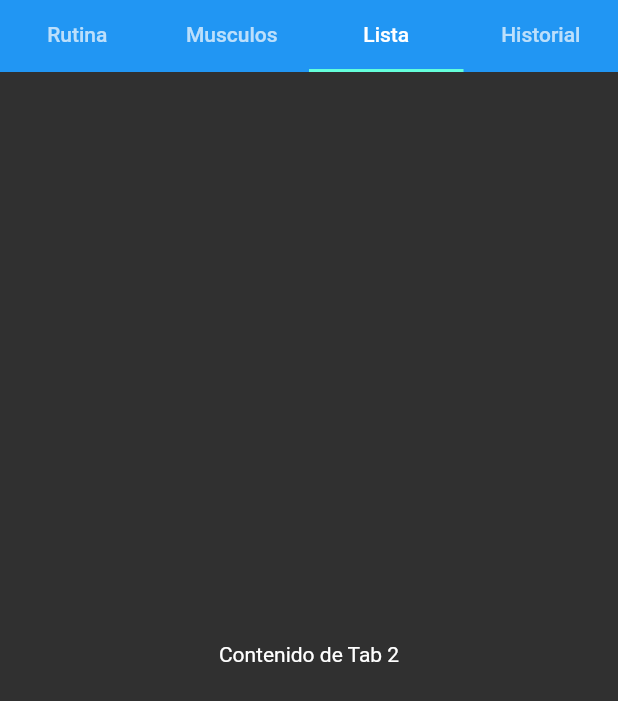
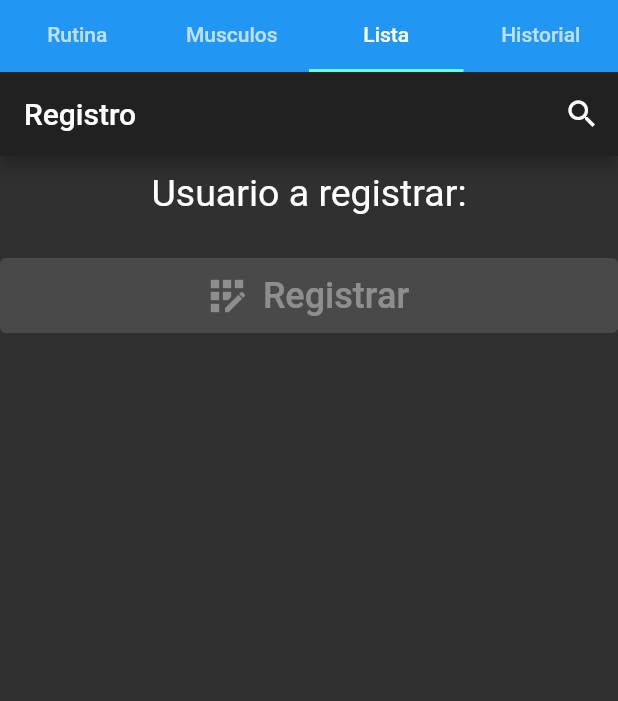
Before and after one commit to Shuy935/gym_h, a Flutter app: the TabBarH screen opened directly, tab 3 chosen, on a phone screen of 412 x 824 dp. Shown: the top 701 px of the screen. Run offline on Flutter 3.47's test engine with Material 2 defaults, Android fonts, the phone set to English and light mode, and no system bars; drawn by our look-alikes of easy_search_bar; our stand-ins replace email_validator, firebase_auth, firebase_core; accounts and stored records are empty.

Commit message:
Avance registro dueño

```diff
--- a/lib/screens/Interfaces.dart
+++ b/lib/screens/Interfaces.dart
@@ -11,7 +11,8 @@ class Interfaces extends StatelessWidget {
     return Scaffold(
       body: Stack(
   children: [
-    TabBarH(),ConsejosB(), // Utiliza tu widget personalizado ConsejosB aquí
+    TabBarH(),
+    //ConsejosB(),
   ],
 ),
 
--- /dev/null
+++ b/lib/widget/Buscador.dart
@@ -0,0 +1,60 @@
+import 'package:easy_search_bar/easy_search_bar.dart';
+import 'package:flutter/material.dart';
+
+class ListaU extends StatefulWidget {
+  ListaU({Key? key}) : super(key: key);
+
+  @override
+  _ListaUState createState() => _ListaUState();
+}
+
+class _ListaUState extends State<ListaU> {
+  final List<String> _suggestions = [
+    'Puto programa de cagada',
+    'Ya me tiene hasta la madre',
+    'Aqui ira el get de los usuarios',
+  ];
+  String Usuario = '';
+  String searchValue = '';
+
+  @override
+  Widget build(BuildContext context) {
+    return Scaffold(
+      appBar: EasySearchBar(
+        title: const Text('Registro'),
+        suggestions: _suggestions,
+        onSearch: (value) {
+          setState(() {
+            searchValue = value;
+          });
+        },
+        onSuggestionTap: (item) {
+          Usuario = searchValue;
+        },
+      ),
+      body: Column(
+        children: [
+          Container(height: 10),
+          Text(
+            'Usuario a registrar:\n$Usuario',
+            style: TextStyle(fontSize: 25),
+          ),
+          ElevatedButton.icon(
+            style: ElevatedButton.styleFrom(
+              backgroundColor: Colors.transparent,
+              minimumSize: Size.fromHeight(50),
+            ),
+            icon: Icon(Icons.app_registration, size: 32),
+            label: Text(
+              'Registrar',
+              style: TextStyle(fontSize: 24),
+            ),
+            onPressed: null
+            //se supone que aqui ira el get con el valor de Usuario
+            ,
+          ),
+        ],
+      ),
+    );
+  }
+}
--- a/lib/widget/tapbar.dart
+++ b/lib/widget/tapbar.dart
@@ -1,5 +1,5 @@
 import 'package:flutter/material.dart';
-import 'package:gym_h/widget/consejos.dart';
+import 'package:gym_h/widget/Buscador.dart';
 
 class TabBarH extends StatelessWidget {
   @override
@@ -29,8 +29,8 @@ class TabBarH extends StatelessWidget {
         body: TabBarView(
           children: [
             Center(child: Text('Rutina de hoy:')),
-            Center(child: Text('Contenido de Tab 2')),
-            Center(child: Text('Contenido de Tab 2')),
+            Center(child: Text('Musculos')),
+            Center(child: ListaU()),
             Center(child: Text('Historial')),
           ],
         ),
```
